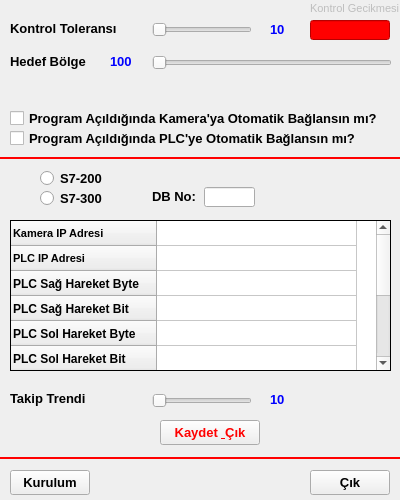
alikanarya/JTW, file settingsform.ui: the form before one commit.
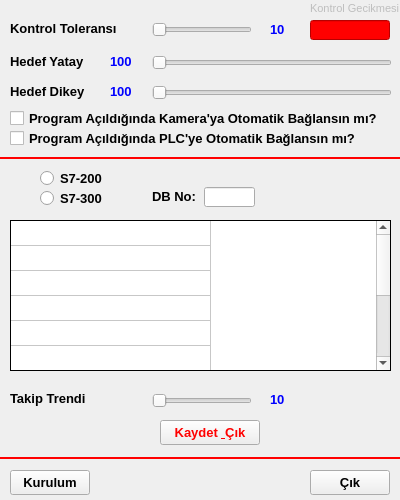
The form after the commit. Icons and pictures are not drawn.

What changed in the file:
```diff
--- a/settingsform.ui
+++ b/settingsform.ui
@@ -237,7 +237,7 @@
     <number>200</number>
    </attribute>
    <attribute name="verticalHeaderVisible">
-    <bool>true</bool>
+    <bool>false</bool>
    </attribute>
    <attribute name="verticalHeaderCascadingSectionResizes">
     <bool>false</bool>
@@ -736,7 +736,7 @@
     <rect>
      <x>10</x>
      <y>53</y>
-     <width>111</width>
+     <width>91</width>
      <height>16</height>
     </rect>
    </property>
@@ -749,7 +749,7 @@
     </font>
    </property>
    <property name="text">
-    <string>Hedef Bölge</string>
+    <string>Hedef Yatay</string>
    </property>
   </widget>
   <widget class="QLabel" name="labelTarget">
@@ -775,6 +775,75 @@
     <string>100</string>
    </property>
   </widget>
+  <widget class="QLabel" name="label_6">
+   <property name="geometry">
+    <rect>
+     <x>10</x>
+     <y>83</y>
+     <width>91</width>
+     <height>16</height>
+    </rect>
+   </property>
+   <property name="font">
+    <font>
+     <family>Arial</family>
+     <pointsize>10</pointsize>
+     <weight>75</weight>
+     <bold>true</bold>
+    </font>
+   </property>
+   <property name="text">
+    <string>Hedef Dikey</string>
+   </property>
+  </widget>
+  <widget class="QLabel" name="labelTargetVert">
+   <property name="geometry">
+    <rect>
+     <x>110</x>
+     <y>83</y>
+     <width>30</width>
+     <height>16</height>
+    </rect>
+   </property>
+   <property name="font">
+    <font>
+     <pointsize>10</pointsize>
+     <weight>75</weight>
+     <bold>true</bold>
+    </font>
+   </property>
+   <property name="styleSheet">
+    <string notr="true">color: rgb(0, 0, 255);</string>
+   </property>
+   <property name="text">
+    <string>100</string>
+   </property>
+  </widget>
+  <widget class="QSlider" name="targetVertSlider">
+   <property name="geometry">
+    <rect>
+     <x>152</x>
+     <y>80</y>
+     <width>240</width>
+     <height>25</height>
+    </rect>
+   </property>
+   <property name="minimum">
+    <number>100</number>
+   </property>
+   <property name="maximum">
+    <number>320</number>
+   </property>
+   <property name="singleStep">
+    <number>2</number>
+   </property>
+   <property name="pageStep">
+    <number>5</number>
+   </property>
+   <property name="orientation">
+    <enum>Qt::Horizontal</enum>
+   </property>
+  </widget>
  </widget>
  <resources>
   <include location="icons.qrc"/>
```
Left out of the diff: 17 changed lines with no effect on the pictures.
